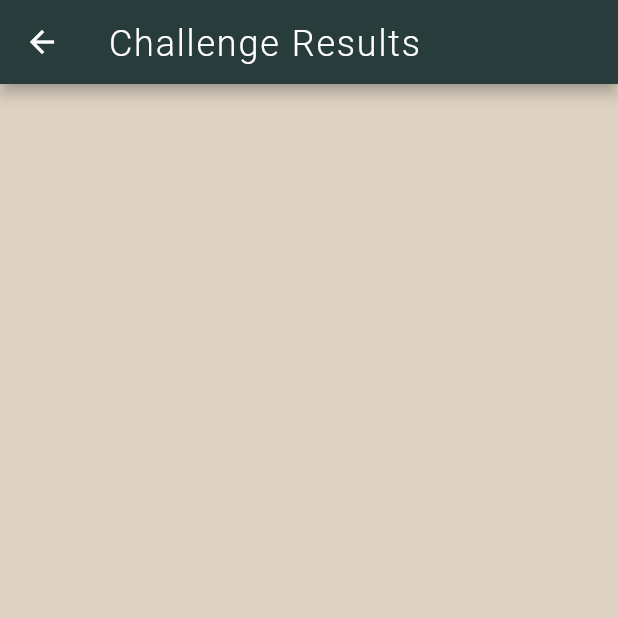
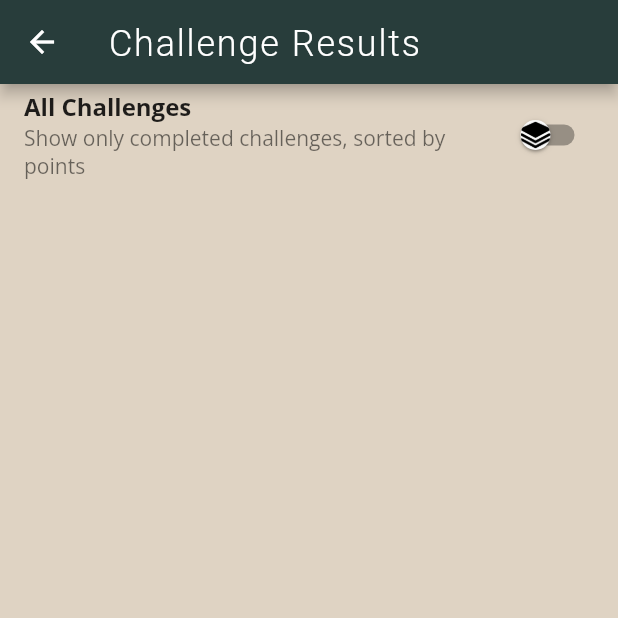
Before and after one commit to T-Pirozzini/ride_tide_stride, a Flutter app: the ChallengeResultsPage screen opened by its route, on a phone screen of 412 x 824 dp, the top half of it. Run offline on Flutter 3.47's test engine with Material 3 defaults, Android fonts, the phone set to English and light mode, and no system bars; our stand-ins replace badges, cloud_firestore, firebase_auth, firebase_core, fl_chart, flutter_colorpicker and 8 more; missing offline and left inert: flutter_polyline_points, mailto, strava_client; accounts and stored records are empty; Roboto replaces fonts that are missing (Tektur).

Commit message:
add toggle in challenge results to display top finishes based on total points

```diff
--- a/lib/Pages/challenge_results_page.dart
+++ b/lib/Pages/challenge_results_page.dart
@@ -13,6 +13,7 @@ class ChallengeResultsPage extends StatefulWidget {
 
 class _ChallengeResultsPageState extends State<ChallengeResultsPage> {
   late Future<List<QueryDocumentSnapshot>> challengeResults;
+  bool showTopFinishes = false;
 
   @override
   void initState() {
@@ -79,7 +80,30 @@ class _ChallengeResultsPageState extends State<ChallengeResultsPage> {
                   letterSpacing: 1.2)),
         ),
       ),
-      body: FutureBuilder<List<QueryDocumentSnapshot>>(
+      body: Column(
+        children: [
+          SwitchListTile(
+            title: Text(
+              !showTopFinishes ? 'All Challenges' : 'Top Finishes',
+              style: TextStyle(fontSize: 16, fontWeight: FontWeight.bold),
+            ),
+            subtitle: Text(
+              showTopFinishes
+                  ? 'Show all challenges, including those in progress'
+                  : 'Show only completed challenges, sorted by points',
+              style: TextStyle(fontSize: 14),
+            ),
+            activeThumbImage: AssetImage('assets/images/trophy.png'),
+            inactiveThumbImage: AssetImage('assets/images/all.png'),
+            value: showTopFinishes,
+            onChanged: (bool value) {
+              setState(() {
+                showTopFinishes = value;
+              });
+            },
+          ),
+          Expanded(
+            child: FutureBuilder<List<QueryDocumentSnapshot>>(
               future: challengeResults,
               builder: (context, snapshot) {
                 // check for errors
@@ -94,12 +118,29 @@ class _ChallengeResultsPageState extends State<ChallengeResultsPage> {
 
                 // display the challenge data
                 var challenges = snapshot.data!;
+                if (showTopFinishes) {
+                  // Filter and sort for top finishes
+                  challenges = challenges.where((doc) {
+                    var data = doc.data() as Map<String, dynamic>;
+                    return !(data['active'] as bool? ??
+                        false); // Use '??' to provide a default value if null
+                  }).toList();
+                  challenges.sort((a, b) {
+                    var dataA = a.data() as Map<String, dynamic>;
+                    var dataB = b.data() as Map<String, dynamic>;
+                    var aPoints = dataA['points'] as int? ?? 0;
+                    var bPoints = dataB['points'] as int? ?? 0;
+                    return bPoints.compareTo(aPoints);
+                  });
+                }
+                challenges = challenges.reversed.toList();
 
                 return ListView.builder(
                   itemCount: challenges.length,
                   itemBuilder: (context, index) {
                     // convert snapshot to a Map
-              var challenge = challenges[index].data() as Map<String, dynamic>;
+                    var challenge =
+                        challenges[index].data() as Map<String, dynamic>;
 
                     String challengeName = challenge['name'];
                     bool isActive = challenge['active'] ?? false;
@@ -124,7 +165,8 @@ class _ChallengeResultsPageState extends State<ChallengeResultsPage> {
                     // Points calculation
                     double points = 0;
                     if (endDate != null) {
-                int daysTaken = endDate.toDate().difference(startDate).inDays;
+                      int daysTaken =
+                          endDate.toDate().difference(startDate).inDays;
                       double timeMultiplier = getTimeMultiplier(daysTaken);
                       double participantDeduction =
                           getParticipantDeduction(participants.length);
@@ -149,7 +191,8 @@ class _ChallengeResultsPageState extends State<ChallengeResultsPage> {
                       backgroundColor = Colors.white;
                       // Active (pending) color
                     } else {
-                backgroundColor = Color(0xBBF45B69); // Failed or inactive color
+                      backgroundColor =
+                          Color(0xBBF45B69); // Failed or inactive color
                     }
 
                     return Padding(
@@ -163,13 +206,14 @@ class _ChallengeResultsPageState extends State<ChallengeResultsPage> {
                             Padding(
                               padding: const EdgeInsets.all(8.0),
                               child: Row(
-                          mainAxisAlignment: MainAxisAlignment.spaceBetween,
+                                mainAxisAlignment:
+                                    MainAxisAlignment.spaceBetween,
                                 children: [
                                   Row(
                                     children: [
                                       Text('Start Date:',
-                                    style:
-                                        TextStyle(fontWeight: FontWeight.bold)),
+                                          style: TextStyle(
+                                              fontWeight: FontWeight.bold)),
                                       SizedBox(width: 5),
                                       Text('$formattedStartDate',
                                           textAlign: TextAlign.center),
@@ -230,14 +274,17 @@ class _ChallengeResultsPageState extends State<ChallengeResultsPage> {
                                   Text(
                                     '$mapSpecs',
                                     style: TextStyle(
-                                  fontSize: 14, fontWeight: FontWeight.bold),
+                                        fontSize: 14,
+                                        fontWeight: FontWeight.bold),
                                   )
                                 ],
                               ),
                               title: Text(
                                 challengeName,
                                 style: TextStyle(
-                              fontSize: 16, fontWeight: FontWeight.bold),
+                                    fontSize: 16,
+                                    fontWeight: FontWeight.bold,
+                                    color: Colors.black),
                               ),
                               subtitle: Row(
                                 children: [
@@ -281,6 +328,9 @@ class _ChallengeResultsPageState extends State<ChallengeResultsPage> {
                   },
                 );
               },
+            ),
+          ),
+        ],
       ),
     );
   }
```
Also changed, not shown: lib/Components/competition_dialog.dart (+14 -0 lines), assets/images/all.png (added), assets/images/trophy.png (added). Lines whose indentation alone changed are shown as unchanged.
